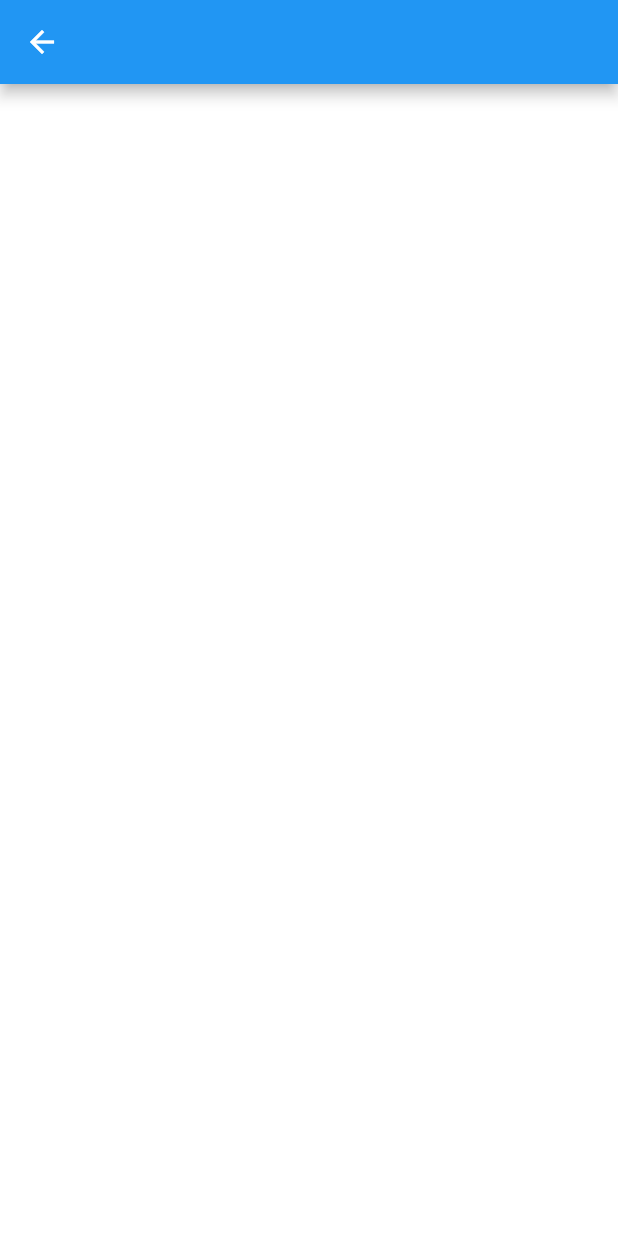
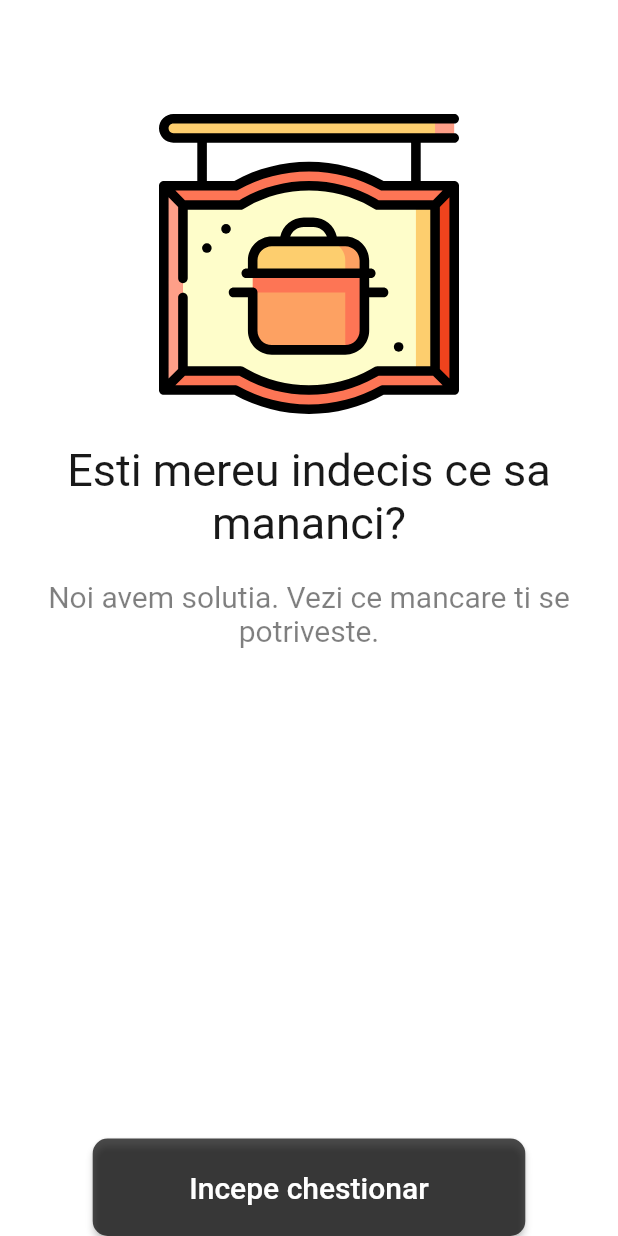
Before and after one commit to alexcontra/Expert_Systems, a Flutter app: the HomePage screen opened directly, on a phone screen of 412 x 824 dp. Run offline on Flutter 3.47's test engine with Material 2 defaults, Android fonts, the phone set to English and light mode, and no system bars; our stand-ins replace flutter_svg, get; generated files the repository leaves out were written again.

Commit message:
home page created

```diff
--- /dev/null
+++ b/expertsystems/lib/components/buttons.dart
@@ -0,0 +1,39 @@
+import 'package:flutter/material.dart';
+
+import '../design_specs/constraints.dart';
+import '../design_specs/fonts.dart';
+import '../design_specs/styles.dart';
+
+class CustomButton extends StatefulWidget {
+  final String text;
+  final Color color;
+  final void Function()? onPressed;
+  final Widget? buttonExtension;
+  const CustomButton(
+      this.text, this.color, this.onPressed, this.buttonExtension,
+      {Key? key})
+      : super(key: key);
+
+  @override
+  _CustomButtonState createState() => _CustomButtonState();
+}
+
+class _CustomButtonState extends State<CustomButton> {
+  @override
+  Widget build(BuildContext context) {
+    return SizedBox(
+      width: MediaQuery.of(context).size.width * 0.7,
+      height: Heights.Height65,
+      child: ElevatedButton(
+          onPressed: widget.onPressed,
+          child: Text(
+            widget.text,
+            style: TextStyle(
+                fontSize: Sizes.size20,
+                fontWeight: FontWeight.w500,
+                color: Colors.white),
+          ),
+          style: AppStyles.setButtonStandardStyle(widget.color)),
+    );
+  }
+}
--- a/expertsystems/lib/design_specs/constraints.dart
+++ b/expertsystems/lib/design_specs/constraints.dart
@@ -1,12 +1,15 @@
+// ignore_for_file: non_constant_identifier_names
+
 class AppMargins {
+  static double margin100 = 100.0;
+  static double margin50 = 50.0;
   static double margin32 = 32.0;
   static double margin20 = 20.0;
   static double margin10 = 10.0;
 }
 
 class Heights {
-  // ignore: non_constant_identifier_names
   static double Height200 = 200.0;
-  // ignore: non_constant_identifier_names
   static double Height100 = 100.0;
+  static double Height65 = 65.0;
 }
--- /dev/null
+++ b/expertsystems/lib/design_specs/radiuses.dart
@@ -0,0 +1,3 @@
+class AppRadiuses {
+  static double radius10 = 10.0;
+}
--- /dev/null
+++ b/expertsystems/lib/design_specs/styles.dart
@@ -0,0 +1,14 @@
+import 'package:expertsystems/design_specs/radiuses.dart';
+import 'package:flutter/material.dart';
+
+class AppStyles {
+  static ButtonStyle setButtonStandardStyle(Color buttonColor) {
+    return ButtonStyle(
+      backgroundColor: MaterialStateProperty.all<Color>(buttonColor),
+      shape: MaterialStateProperty.all<RoundedRectangleBorder>(
+          RoundedRectangleBorder(
+        borderRadius: BorderRadius.all(Radius.circular(AppRadiuses.radius10)),
+      )),
+    );
+  }
+}
--- a/expertsystems/lib/home/home_page/home_page.dart
+++ b/expertsystems/lib/home/home_page/home_page.dart
@@ -1,4 +1,10 @@
+import 'package:expertsystems/components/buttons.dart';
+import 'package:expertsystems/design_specs/constraints.dart';
 import 'package:flutter/material.dart';
+import 'package:flutter_svg/svg.dart';
+
+import '../../design_specs/assets.dart';
+import '../../design_specs/fonts.dart';
 
 class HomePage extends StatefulWidget {
   const HomePage({Key? key}) : super(key: key);
@@ -12,7 +18,71 @@ class _HomePageState extends State<HomePage> {
   Widget build(BuildContext context) {
     return Scaffold(
       backgroundColor: Colors.white,
-      appBar: AppBar(),
+      appBar: AppBar(
+        backgroundColor: Colors.white,
+        elevation: 0,
+      ),
+      body: Column(
+        crossAxisAlignment: CrossAxisAlignment.center,
+        mainAxisAlignment: MainAxisAlignment.start,
+        children: [
+          Center(
+            child: Padding(
+              padding: EdgeInsets.only(
+                  left: AppMargins.margin20,
+                  right: AppMargins.margin20,
+                  top: AppMargins.margin20),
+              child: SvgPicture.asset(
+                Assets.foodSVG,
+                width: Heights.Height200,
+                height: Heights.Height200,
+              ),
+            ),
+          ),
+          Padding(
+            padding: EdgeInsets.only(
+                top: AppMargins.margin20,
+                left: AppMargins.margin20,
+                right: AppMargins.margin20),
+            child: Text(
+              'Esti mereu indecis ce sa mananci?',
+              textAlign: TextAlign.center,
+              style: TextStyle(
+                color: Colors.black.withOpacity(0.9),
+                fontWeight: FontWeight.w400,
+                fontSize: Sizes.size30,
+              ),
+            ),
+          ),
+          Padding(
+            padding: EdgeInsets.only(
+                top: AppMargins.margin20,
+                left: AppMargins.margin20,
+                right: AppMargins.margin20),
+            child: Text(
+              'Noi avem solutia. Vezi ce mancare ti se potriveste.',
+              textAlign: TextAlign.center,
+              style: TextStyle(
+                color: Colors.black.withOpacity(0.5),
+                fontWeight: FontWeight.w400,
+                fontSize: Sizes.size20,
+              ),
+            ),
+          ),
+        ],
+      ),
+      bottomNavigationBar: SizedBox(
+          width: MediaQuery.of(context).size.width * 0.7,
+          child: BottomAppBar(
+              elevation: 0,
+              child: Row(
+                crossAxisAlignment: CrossAxisAlignment.center,
+                mainAxisAlignment: MainAxisAlignment.center,
+                children: [
+                  CustomButton('Incepe chestionar',
+                      Colors.black.withOpacity(0.7), () {}, const SizedBox()),
+                ],
+              ))),
     );
   }
 }
--- a/expertsystems/lib/src/app.dart
+++ b/expertsystems/lib/src/app.dart
@@ -4,10 +4,7 @@ import 'package:flutter_gen/gen_l10n/app_localizations.dart';
 import 'package:flutter_localizations/flutter_localizations.dart';
 import 'package:get/get.dart';
 
-import 'sample_feature/sample_item_details_view.dart';
-import 'sample_feature/sample_item_list_view.dart';
 import 'settings/settings_controller.dart';
-import 'settings/settings_view.dart';
 
 /// The Widget that configures your application.
 class MyApp extends StatelessWidget {
```
